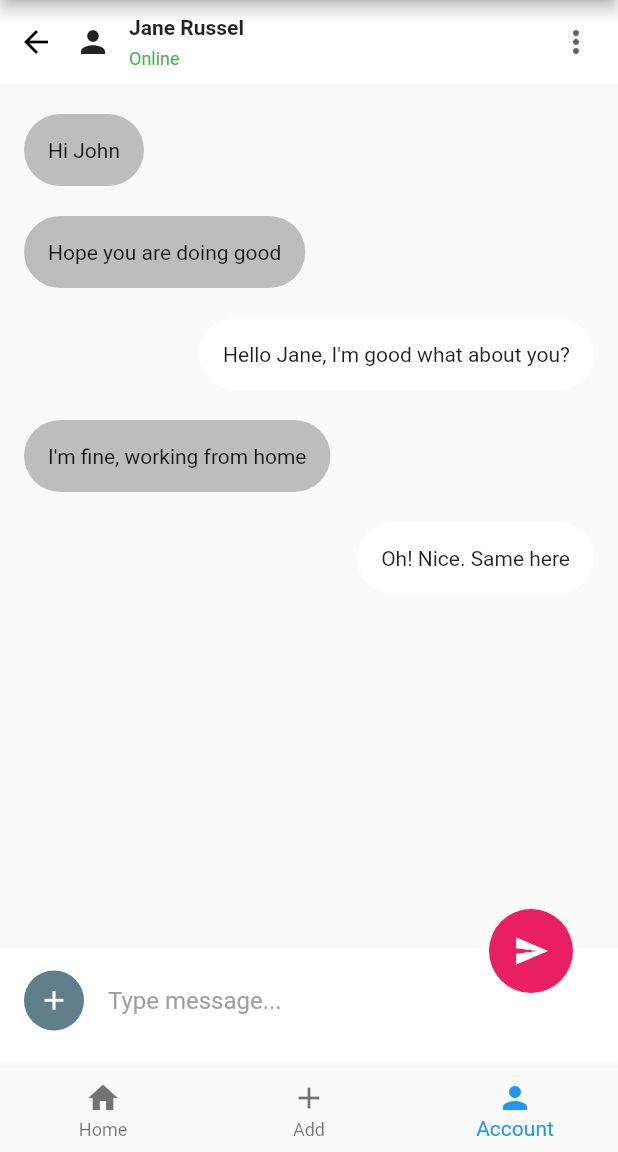
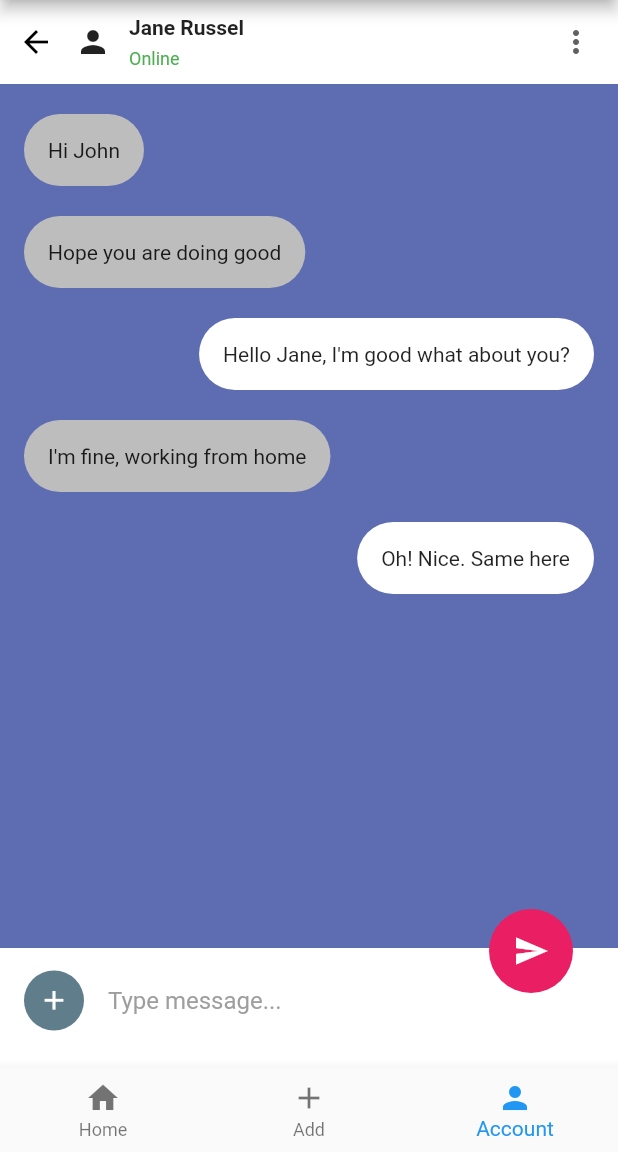
Before and after one commit to MarkoSimka/Poke, a Flutter app: the screen it shows after launch, item 3 of the bottom bar chosen, on a phone screen of 412 x 824 dp, the part 84-1236 px from its top. Run offline on Flutter 3.47's test engine with Material 2 defaults, Android fonts, the phone set to English and light mode, and no system bars; our stand-ins replace cloud_firestore, firebase_auth, firebase_core; accounts and stored records are empty; generated files the repository leaves out were written again.

Commit message:
[MS] Chat page design

```diff
--- a/poke/lib/main.dart
+++ b/poke/lib/main.dart
@@ -7,6 +7,8 @@ import 'firebase_options.dart';
 import 'package:poke/home.dart';
 
 Future<void> main() async {
+  WidgetsFlutterBinding.ensureInitialized();
+
   await Firebase.initializeApp(
     options: DefaultFirebaseOptions.currentPlatform,
   );
--- a/poke/lib/screens/chat_screen.dart
+++ b/poke/lib/screens/chat_screen.dart
@@ -105,6 +105,7 @@ class _ChatPageState extends State<ChatPage> {
   Widget build(BuildContext context) {
     return Scaffold(
       appBar: const ChatDetails(),
+      backgroundColor: const Color.fromRGBO(94, 109, 177, 1),
       body: Stack(
         children: <Widget>[
           ListView.builder(
```
